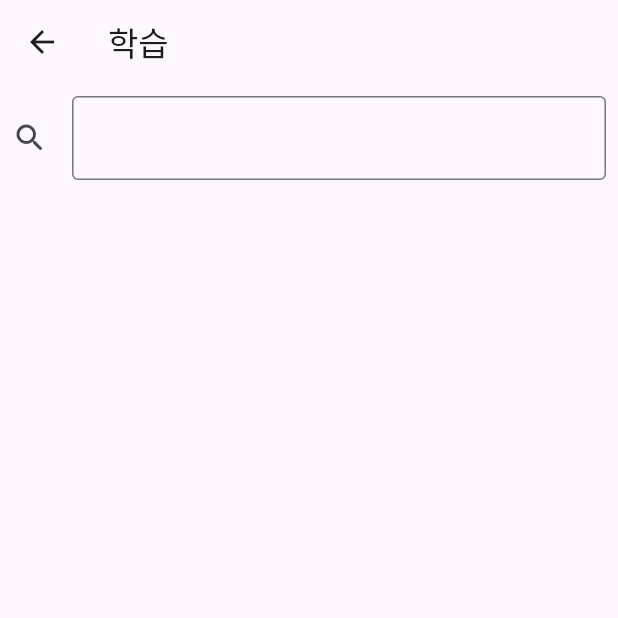
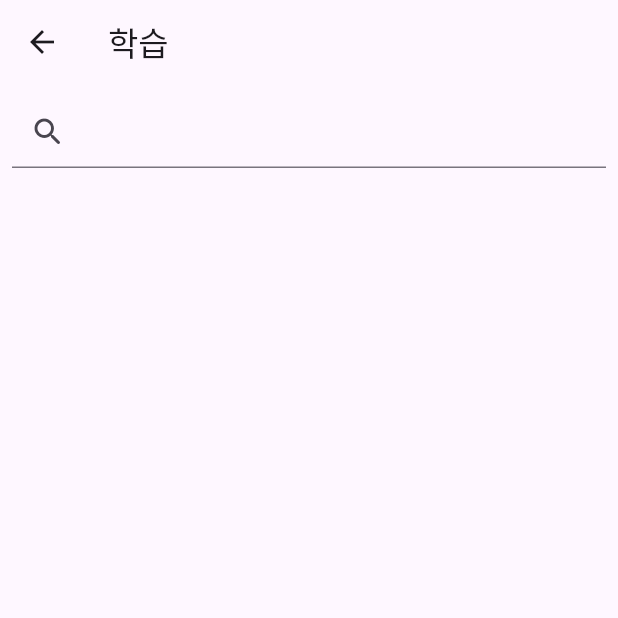
Before and after one commit to 7591yj/memperio, a Flutter app: the LearnPage screen opened by its route, on a phone screen of 412 x 824 dp, the top half of it. Run offline on Flutter 3.47's test engine with Material 3 defaults, Android fonts, the light colour scheme and no system bars; our stand-ins replace cloud_firestore, firebase_auth, firebase_core, go_router, google_fonts, percent_indicator; missing offline and left inert: firebase_ui_auth; accounts and stored records are empty.

Commit message:
FEAT MINOR Learn menu search input redesign

```diff
--- a/lib/src/learn_menu.dart
+++ b/lib/src/learn_menu.dart
@@ -1,6 +1,5 @@
 import 'package:flutter/material.dart';
 import 'package:memperio/src/widgets.dart';
-import 'package:memperio/app_state.dart';
 
 import 'package:memperio/app_state.dart' as app_state;
 
@@ -29,8 +28,7 @@ class _LearnPage extends State<LearnPage> {
               padding: const EdgeInsets.only(bottom: 20),
               child: TextField(
                 decoration: const InputDecoration(
-                  icon: Icon(Icons.search_rounded),
-                  border: OutlineInputBorder(),
+                  prefixIcon: Icon(Icons.search_rounded),
                 ),
                 onChanged: (value) {
                   setState(() {
```
